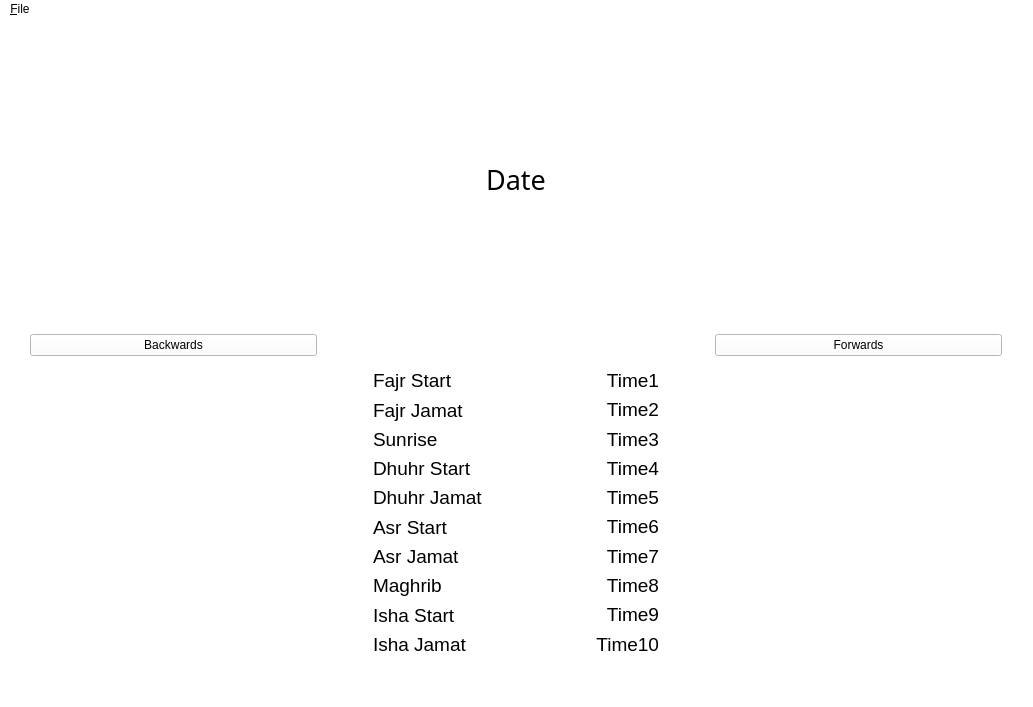
Qt form template.ui (abdullaahi140/GLM-Prayer-App) before a commit.
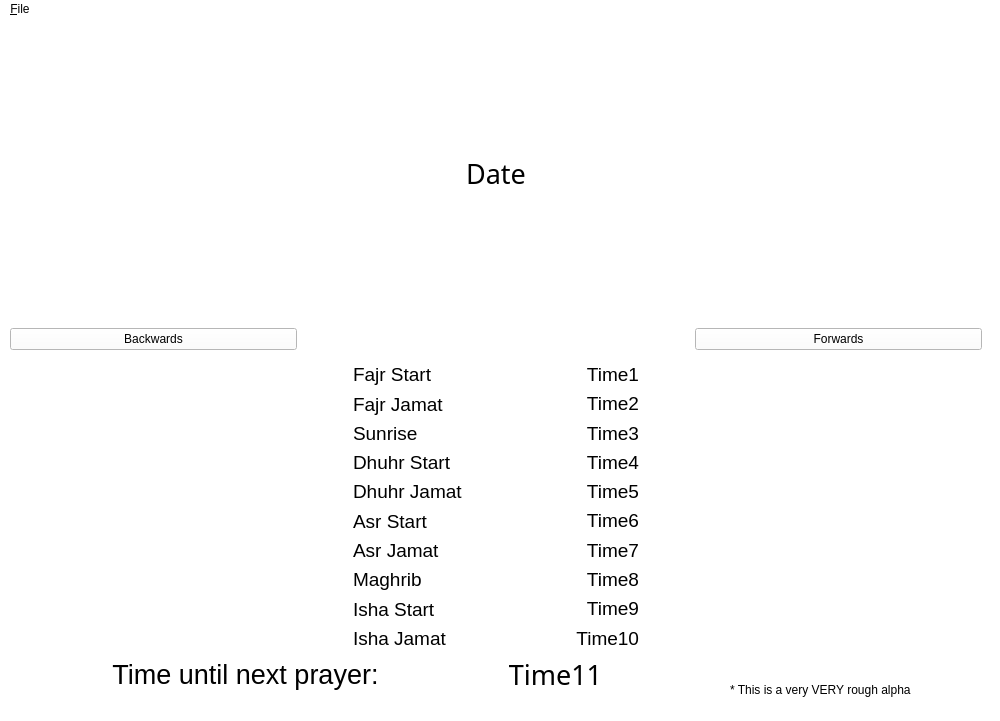
The same form after that commit.

Diff of the .ui file:
```diff
--- a/template.ui
+++ b/template.ui
@@ -6,8 +6,8 @@
    <rect>
     <x>0</x>
     <y>0</y>
-    <width>1033</width>
-    <height>707</height>
+    <width>1000</width>
+    <height>721</height>
    </rect>
   </property>
   <property name="windowTitle">
@@ -23,8 +23,8 @@
    <widget class="QWidget" name="horizontalLayoutWidget">
     <property name="geometry">
      <rect>
-      <x>30</x>
-      <y>16</y>
+      <x>10</x>
+      <y>10</y>
       <width>972</width>
       <height>621</height>
      </rect>
@@ -63,6 +63,9 @@
            <pointsize>20</pointsize>
           </font>
          </property>
+         <property name="styleSheet">
+          <string notr="true">font: &quot;Nunito&quot;;</string>
+         </property>
          <property name="text">
           <string>Date</string>
          </property>
@@ -378,13 +381,70 @@
      </item>
     </layout>
    </widget>
+   <widget class="QLabel" name="timeleft_label">
+    <property name="geometry">
+     <rect>
+      <x>10</x>
+      <y>630</y>
+      <width>471</width>
+      <height>51</height>
+     </rect>
+    </property>
+    <property name="font">
+     <font>
+      <family>Segoe UI</family>
+      <pointsize>20</pointsize>
+     </font>
+    </property>
+    <property name="text">
+     <string>&lt;html&gt;&lt;head/&gt;&lt;body&gt;&lt;p&gt;Time until next prayer:&lt;/p&gt;&lt;/body&gt;&lt;/html&gt;</string>
+    </property>
+    <property name="alignment">
+     <set>Qt::AlignCenter</set>
+    </property>
+   </widget>
+   <widget class="QLabel" name="label">
+    <property name="geometry">
+     <rect>
+      <x>730</x>
+      <y>660</y>
+      <width>251</width>
+      <height>21</height>
+     </rect>
+    </property>
+    <property name="text">
+     <string>* This is a very VERY rough alpha</string>
+    </property>
+   </widget>
+   <widget class="QLabel" name="t11_label">
+    <property name="geometry">
+     <rect>
+      <x>470</x>
+      <y>630</y>
+      <width>171</width>
+      <height>51</height>
+     </rect>
+    </property>
+    <property name="font">
+     <font>
+      <family>Segoe UI Semibold</family>
+      <pointsize>20</pointsize>
+     </font>
+    </property>
+    <property name="text">
+     <string>Time11</string>
+    </property>
+    <property name="alignment">
+     <set>Qt::AlignCenter</set>
+    </property>
+   </widget>
   </widget>
   <widget class="QMenuBar" name="menubar">
    <property name="geometry">
     <rect>
      <x>0</x>
      <y>0</y>
-     <width>1033</width>
+     <width>1000</width>
      <height>31</height>
     </rect>
    </property>
```
